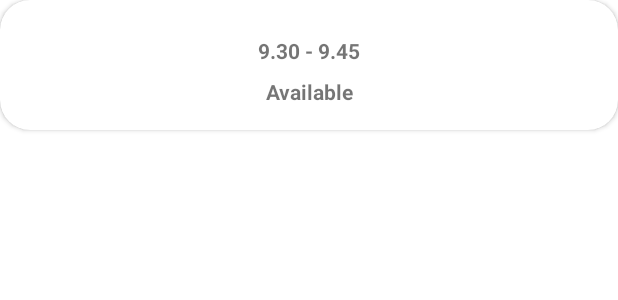
After one commit to ETS-Android1/Ayurveda_Health_Care_App, an Android app: the layout layout_time_slot.xml on its own in the app's theme, with its tools: preview values and no code run, on a phone screen of 412 x 824 dp. The commit adds this screen. Shown: the top 300 px of the screen. Run offline under Robolectric (Android 15) with nearby library versions, the phone set to English and light mode, and no system bars; Roboto replaces fonts that are not available here.

Commit message:
Time slot

```diff
--- a/app/build.gradle
+++ b/app/build.gradle
@@ -34,7 +34,7 @@ dependencies {
     implementation 'androidx.appcompat:appcompat:1.3.0'
 
     implementation 'com.google.android.material:material:1.4.0'
-    implementation 'androidx.constraintlayout:constraintlayout:2.0.4'
+    implementation 'androidx.constraintlayout:constraintlayout:2.1.1'
 
     implementation 'com.google.firebase:firebase-auth:21.0.1'
     implementation 'com.google.firebase:firebase-firestore:23.0.2'
--- a/app/src/main/AndroidManifest.xml
+++ b/app/src/main/AndroidManifest.xml
@@ -18,8 +18,8 @@
         android:roundIcon="@mipmap/ic_launcher_round"
         android:supportsRtl="true"
         android:theme="@style/Theme.AyurvedaHealthCareApp">
+        <activity android:name=".Booking"></activity>
         <activity android:name=".Doctor_dashboard" />
-
         <!--
              The API key for Google Maps-based APIs is defined as a string resource.
              (See the file "res/values/google_maps_api.xml").
--- /dev/null
+++ b/app/src/main/res/layout/layout_time_slot.xml
@@ -0,0 +1,44 @@
+<?xml version="1.0" encoding="utf-8"?>
+
+<androidx.cardview.widget.CardView
+    xmlns:android="http://schemas.android.com/apk/res/android"
+    xmlns:app="http://schemas.android.com/apk/res-auto"
+    android:layout_width="match_parent"
+    android:layout_height="wrap_content"
+    android:id="@+id/card_time_slot"
+    app:cardCornerRadius="20dp">
+
+    <androidx.constraintlayout.widget.ConstraintLayout
+        android:layout_width="match_parent"
+        android:layout_height="wrap_content"
+        android:padding="16dp">
+
+        <TextView
+            android:id="@+id/time"
+            android:layout_width="match_parent"
+            android:layout_height="wrap_content"
+            android:layout_gravity="center"
+            android:layout_marginTop="8dp"
+            android:text="9.30 - 9.45"
+            android:textAlignment="center"
+            android:textStyle="bold"
+            app:layout_constraintEnd_toEndOf="parent"
+            app:layout_constraintStart_toStartOf="parent"
+            app:layout_constraintTop_toTopOf="parent" />
+
+        <TextView
+            android:id="@+id/available"
+            android:layout_width="match_parent"
+            android:layout_height="wrap_content"
+            android:layout_gravity="center"
+            android:layout_marginTop="8dp"
+            android:text="Available"
+            android:textAlignment="center"
+            android:textStyle="bold"
+            app:layout_constraintBottom_toBottomOf="parent"
+            app:layout_constraintEnd_toEndOf="parent"
+            app:layout_constraintStart_toStartOf="parent"
+            app:layout_constraintTop_toBottomOf="@+id/time" />
+
+    </androidx.constraintlayout.widget.ConstraintLayout>
+</androidx.cardview.widget.CardView>
```
Also changed, not shown: app/src/main/java/com/example/ayurvedahealthcareapp/Booking.java (added, +16 -0 lines), app/src/main/java/com/example/ayurvedahealthcareapp/DoctorAdapter.java (+43 -9 lines), app/src/main/java/com/example/ayurvedahealthcareapp/MyTimeSlotAdapter.java (added, +163 -0 lines), app/src/main/java/com/example/ayurvedahealthcareapp/TimeSlot.java (added, +17 -0 lines), app/src/main/java/com/example/ayurvedahealthcareapp/doctor_Activity.java (+5 -2 lines), app/src/main/res/layout/activity_booking.xml (added, +37 -0 lines).
